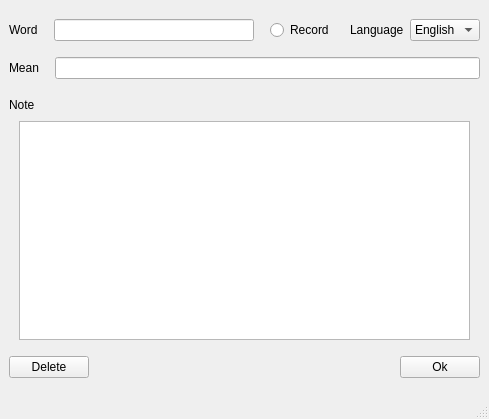
Old version of the form add_words_main_window.ui in the repository codincodee/AnyWord.
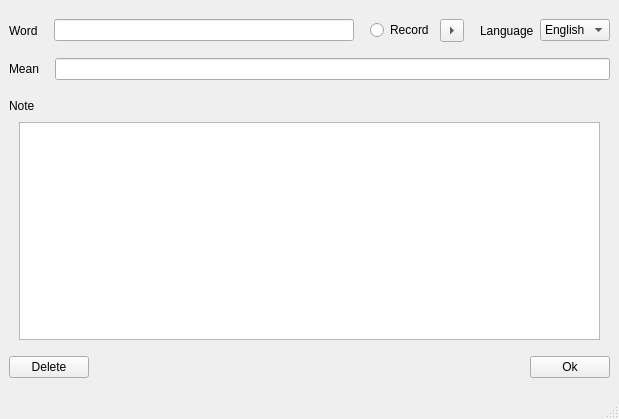
New version of the form.

Diff of the .ui file:
```diff
--- a/add_words_main_window.ui
+++ b/add_words_main_window.ui
@@ -80,7 +80,7 @@
           </property>
           <property name="minimumSize">
            <size>
-            <width>200</width>
+            <width>300</width>
             <height>0</height>
            </size>
           </property>
@@ -109,6 +109,16 @@
           </property>
          </widget>
         </item>
+        <item>
+         <widget class="QToolButton" name="toolButton">
+          <property name="text">
+           <string>...</string>
+          </property>
+          <property name="arrowType">
+           <enum>Qt::RightArrow</enum>
+          </property>
+         </widget>
+        </item>
         <item>
          <spacer name="horizontalSpacer_3">
           <property name="orientation">
```
